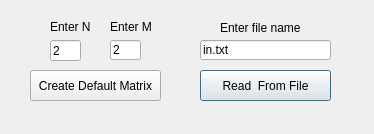
The window that LAMPS/first_win.ui (Travvy88/Lightness_calcu) describes before a commit, drawn with Qt 5.
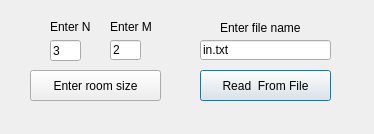
The same window after the commit.

Diff of the .ui file:
```diff
--- a/LAMPS/first_win.ui
+++ b/LAMPS/first_win.ui
@@ -74,7 +74,7 @@
     </rect>
    </property>
    <property name="text">
-    <string>2</string>
+    <string>3</string>
    </property>
   </widget>
   <widget class="QLabel" name="label_2">
@@ -126,7 +126,7 @@
     </rect>
    </property>
    <property name="text">
-    <string>Create Default Matrix</string>
+    <string>Enter room size</string>
    </property>
   </widget>
  </widget>
```
